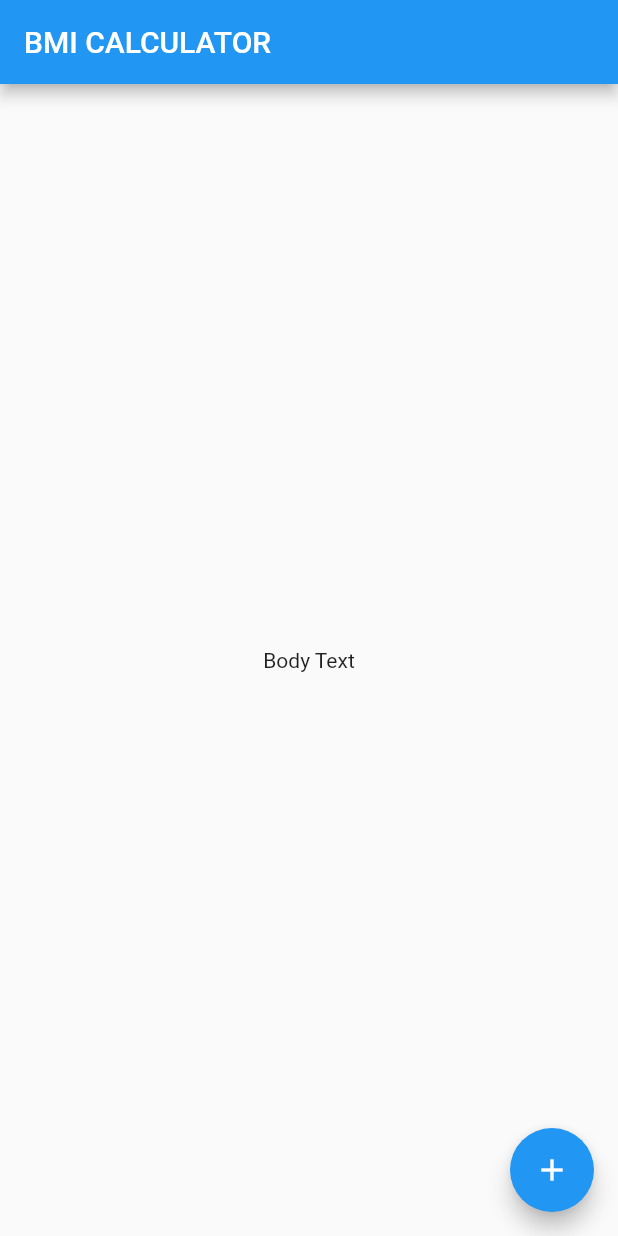
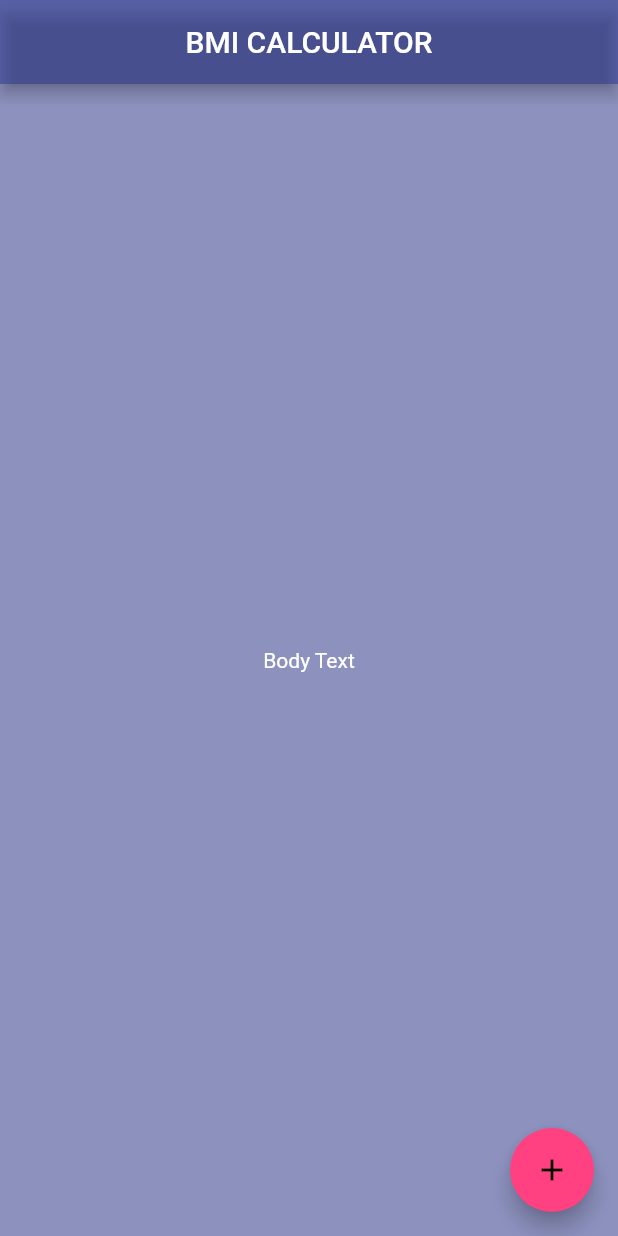
Before and after one commit to luisfelipesdn12/learning-flutter, a Flutter app: the screen it shows after launch, on a phone screen of 412 x 824 dp. Run offline on Flutter 3.47's test engine with Material 2 defaults, Android fonts, the phone set to English and light mode, and no system bars; our stand-ins replace rflutter_alert; missing offline and left inert: audiofileplayer.

Commit message:
feat: ✨ Setup theme and `InputPage`

```diff
--- a/bmi-calculator-flutter/lib/main.dart
+++ b/bmi-calculator-flutter/lib/main.dart
@@ -1,3 +1,5 @@
+import 'package:bmi_calculator/screens/input.screen.dart';
+import 'package:bmi_calculator/theme.dart';
 import 'package:flutter/material.dart';
 
 void main() => runApp(BMICalculator());
@@ -7,28 +9,7 @@ class BMICalculator extends StatelessWidget {
   Widget build(BuildContext context) {
     return MaterialApp(
       home: InputPage(),
+      theme: theme,
     );
   }
 }
-
-class InputPage extends StatefulWidget {
-  @override
-  _InputPageState createState() => _InputPageState();
-}
-
-class _InputPageState extends State<InputPage> {
-  @override
-  Widget build(BuildContext context) {
-    return Scaffold(
-      appBar: AppBar(
-        title: Text('BMI CALCULATOR'),
-      ),
-      body: Center(
-        child: Text('Body Text'),
-      ),
-      floatingActionButton: FloatingActionButton(
-        child: Icon(Icons.add),
-      ),
-    );
-  }
-}
--- /dev/null
+++ b/bmi-calculator-flutter/lib/screens/input.screen.dart
@@ -0,0 +1,25 @@
+import 'package:flutter/material.dart';
+
+class InputPage extends StatefulWidget {
+  @override
+  _InputPageState createState() => _InputPageState();
+}
+
+class _InputPageState extends State<InputPage> {
+  @override
+  Widget build(BuildContext context) {
+    return Scaffold(
+      backgroundColor: Theme.of(context).colorScheme.background,
+      appBar: AppBar(
+        title: Text('BMI CALCULATOR'),
+      ),
+      body: Center(
+        child: Text('Body Text'),
+      ),
+      floatingActionButton: FloatingActionButton(
+        onPressed: () {},
+        child: Icon(Icons.add),
+      ),
+    );
+  }
+}
--- /dev/null
+++ b/bmi-calculator-flutter/lib/theme.dart
@@ -0,0 +1,12 @@
+import 'package:flutter/material.dart';
+
+ThemeData theme = ThemeData(
+  colorScheme: ColorScheme.dark(
+    surface: Colors.indigo[800].withOpacity(0.5),
+    background: Colors.indigo[900].withOpacity(0.5),
+    secondary: Colors.pinkAccent,
+  ),
+  appBarTheme: AppBarTheme(
+    centerTitle: true,
+  ),
+);
```
